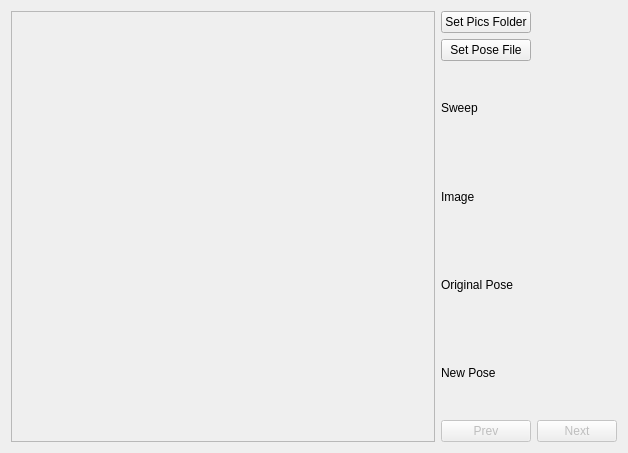
Before: the Qt Designer form src/ui2/pp.ui in Foued70/torchlab, drawn with Qt 5.
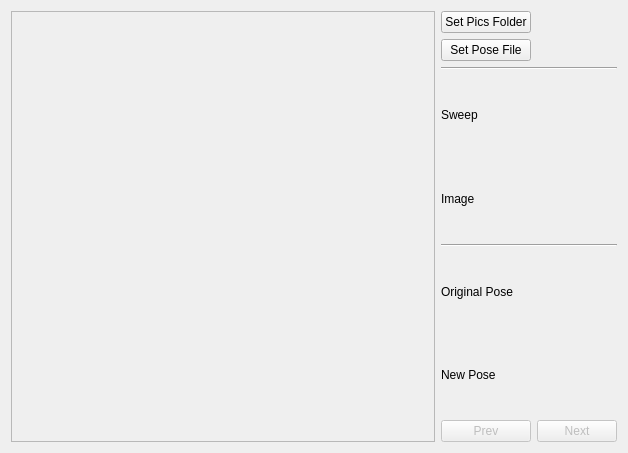
After: the same form once the commit is applied.

Commit message: pp ui dividers

Patch:
```diff
--- a/src/ui2/pp.ui
+++ b/src/ui2/pp.ui
@@ -11,7 +11,7 @@
    </rect>
   </property>
   <property name="windowTitle">
-   <string>Widget</string>
+   <string>Pose Picker</string>
   </property>
   <layout class="QHBoxLayout" name="horizontalLayout">
    <item>
@@ -83,63 +83,83 @@
        </property>
       </widget>
      </item>
-     <item row="2" column="0">
+     <item row="2" column="0" colspan="2">
+      <widget class="QFrame" name="frame">
+       <property name="frameShape">
+        <enum>QFrame::HLine</enum>
+       </property>
+       <property name="frameShadow">
+        <enum>QFrame::Sunken</enum>
+       </property>
+      </widget>
+     </item>     
+     <item row="3" column="0">
       <widget class="QLabel" name="labelSweep">
        <property name="text">
         <string>Sweep</string>
        </property>
       </widget>
      </item>
-     <item row="2" column="1">
+     <item row="3" column="1">
       <widget class="QLabel" name="labelCurrSweep">
        <property name="text">
         <string/>
        </property>
       </widget>
      </item>
-     <item row="3" column="0">
+     <item row="4" column="0">
       <widget class="QLabel" name="labelImage">
        <property name="text">
         <string>Image</string>
        </property>
       </widget>
      </item>
-     <item row="3" column="1">
+     <item row="4" column="1">
       <widget class="QLabel" name="labelCurrPic">
        <property name="text">
         <string/>
        </property>
       </widget>
      </item>
-     <item row="4" column="0">
+     <item row="5" column="0" colspan="2">
+      <widget class="QFrame" name="frame_2">
+       <property name="frameShape">
+        <enum>QFrame::HLine</enum>
+       </property>
+       <property name="frameShadow">
+        <enum>QFrame::Sunken</enum>
+       </property>
+      </widget>
+     </item>
+     <item row="6" column="0">
       <widget class="QLabel" name="labelOrigPose">
        <property name="text">
         <string>Original Pose</string>
        </property>
       </widget>
      </item>
-     <item row="4" column="1">
+     <item row="6" column="1">
       <widget class="QLabel" name="poseOrigText">
        <property name="text">
         <string/>
        </property>
       </widget>
      </item>
-     <item row="5" column="0">
+     <item row="7" column="0">
       <widget class="QLabel" name="labelNewPose">
        <property name="text">
         <string>New Pose</string>
        </property>
       </widget>
      </item>
-     <item row="5" column="1">
-      <widget class="QLabel" name="newPoseText">
+     <item row="7" column="1">
+      <widget class="QLabel" name="poseNewText">
        <property name="text">
         <string/>
        </property>
       </widget>
      </item>
-     <item row="6" column="0">
+     <item row="8" column="0">
       <widget class="QPushButton" name="btnPrev">
        <property name="enabled">
         <bool>false</bool>
@@ -149,7 +169,7 @@
        </property>
       </widget>
      </item>
-     <item row="6" column="1">
+     <item row="8" column="1">
       <widget class="QPushButton" name="btnNext">
        <property name="enabled">
         <bool>false</bool>
@@ -176,7 +196,7 @@
   <zorder>labelCurrSweep</zorder>
   <zorder>labelCurrPic</zorder>
   <zorder>poseOrigText</zorder>
-  <zorder>newPoseText</zorder>
+  <zorder>poseNewtext</zorder>
   <zorder></zorder>
   <zorder>btnNext</zorder>
  </widget>
```
The commit also changes 1 other file.
